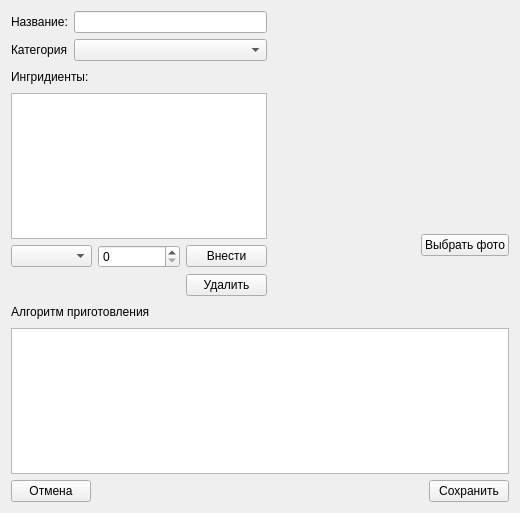
The window that recipe.ui (pi18a-group-dynamics/First-Team) describes before a commit, drawn with Qt 5.
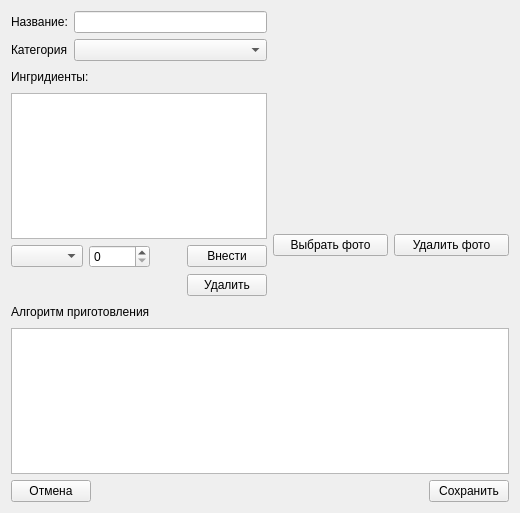
The same window after the commit. Custom widgets are drawn as their Qt base class.

Commit message: Implemented select ingredients for recipe

The edit to the form file:
```diff
--- a/recipe.ui
+++ b/recipe.ui
@@ -15,8 +15,6 @@
   </property>
   <layout class="QGridLayout" name="gridLayout_2">
    <item row="0" column="0">
-    <layout class="QHBoxLayout" name="horizontalLayout_3">
-     <item>
       <layout class="QVBoxLayout" name="verticalLayout_2">
        <item>
         <layout class="QFormLayout" name="formLayout">
@@ -71,7 +69,7 @@
        </item>
        <item>
         <layout class="QGridLayout" name="gridLayout">
-         <item row="1" column="2">
+       <item row="1" column="3">
           <widget class="QPushButton" name="erase_btn_">
            <property name="text">
             <string>Удалить</string>
@@ -79,9 +77,13 @@
           </widget>
          </item>
          <item row="0" column="1">
-          <widget class="QSpinBox" name="ingredient_spin_"/>
-         </item>
-         <item row="0" column="2">
+        <widget class="QSpinBox" name="ingredient_spin_">
+         <property name="maximum">
+          <number>99999</number>
+         </property>
+        </widget>
+       </item>
+       <item row="0" column="3">
           <widget class="QPushButton" name="insert_btn_">
            <property name="text">
             <string>Внести</string>
@@ -91,18 +93,25 @@
          <item row="0" column="0">
           <widget class="QComboBox" name="ingredient_combo_"/>
          </item>
+       <item row="0" column="2">
+        <widget class="QLabel" name="meansurement_label_">
+         <property name="text">
+          <string/>
+         </property>
+        </widget>
+       </item>
         </layout>
        </item>
       </layout>
      </item>
+   <item row="0" column="1">
+    <layout class="QVBoxLayout" name="verticalLayout">
      <item>
-      <layout class="QVBoxLayout" name="verticalLayout_4">
-       <item>
-        <widget class="Picture" name="label_4">
+      <widget class="Picture" name="photo_">
          <property name="sizePolicy">
           <sizepolicy hsizetype="Expanding" vsizetype="Expanding">
-           <horstretch>10</horstretch>
-           <verstretch>10</verstretch>
+         <horstretch>16</horstretch>
+         <verstretch>9</verstretch>
           </sizepolicy>
          </property>
          <property name="text">
@@ -113,21 +122,6 @@
        <item>
         <layout class="QHBoxLayout" name="horizontalLayout_2">
          <item>
-          <spacer name="horizontalSpacer_2">
-           <property name="orientation">
-            <enum>Qt::Horizontal</enum>
-           </property>
-           <property name="sizeHint" stdset="0">
-            <size>
-             <width>40</width>
-             <height>20</height>
-            </size>
-           </property>
-          </spacer>
-         </item>
-         <item>
-          <layout class="QVBoxLayout" name="verticalLayout">
-           <item>
             <widget class="QPushButton" name="photo_btn_">
              <property name="text">
               <string>Выбрать фото</string>
@@ -135,6 +129,15 @@
             </widget>
            </item>
            <item>
+        <widget class="QPushButton" name="erase_photo_btn_">
+         <property name="text">
+          <string>Удалить фото</string>
+         </property>
+        </widget>
+       </item>
+      </layout>
+     </item>
+     <item>
             <spacer name="verticalSpacer">
              <property name="orientation">
               <enum>Qt::Vertical</enum>
@@ -149,13 +152,7 @@
            </item>
           </layout>
          </item>
-        </layout>
-       </item>
-      </layout>
-     </item>
-    </layout>
-   </item>
-   <item row="1" column="0">
+   <item row="1" column="0" colspan="2">
     <layout class="QVBoxLayout" name="verticalLayout_3">
      <item>
       <layout class="QHBoxLayout" name="horizontalLayout_5">
@@ -186,10 +183,10 @@
      </item>
     </layout>
    </item>
-   <item row="2" column="0">
+   <item row="2" column="0" colspan="2">
     <layout class="QHBoxLayout" name="horizontalLayout">
      <item>
-      <widget class="QPushButton" name="insert_btn_2">
+      <widget class="QPushButton" name="close_btn_">
        <property name="text">
         <string>Отмена</string>
        </property>
@@ -209,7 +206,7 @@
       </spacer>
      </item>
      <item>
-      <widget class="QPushButton" name="insert_btn_1">
+      <widget class="QPushButton" name="save_btn_">
        <property name="text">
         <string>Сохранить</string>
        </property>
```
Lines whose indentation alone changed are shown as unchanged. The commit also changes 4 other files.
